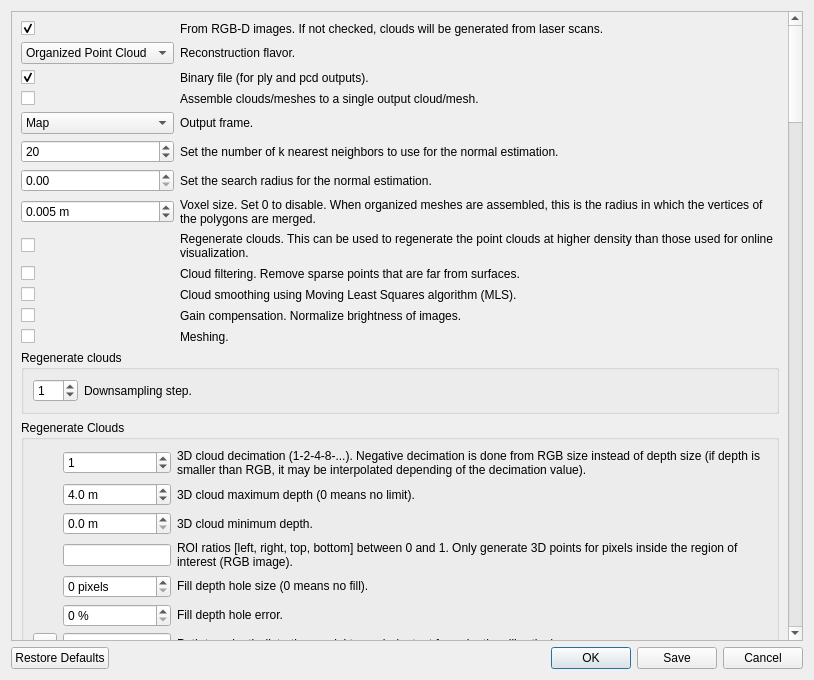
The window that guilib/src/ui/exportCloudsDialog.ui (introlab/rtabmap) describes before a commit, drawn with Qt 5.
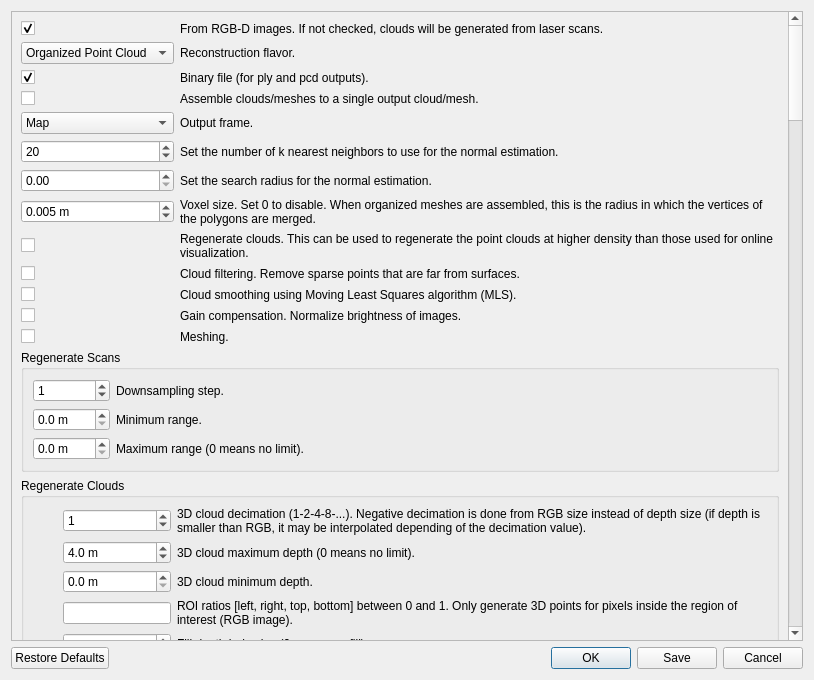
The same window after the commit.

Commit message: Export: exporting with intensity for laser scans

Diff of the .ui file:
```diff
--- a/guilib/src/ui/exportCloudsDialog.ui
+++ b/guilib/src/ui/exportCloudsDialog.ui
@@ -23,9 +23,9 @@
       <property name="geometry">
        <rect>
         <x>0</x>
-        <y>-1112</y>
-        <width>773</width>
-        <height>4339</height>
+        <y>0</y>
+        <width>780</width>
+        <height>4775</height>
        </rect>
       </property>
       <layout class="QVBoxLayout" name="verticalLayout_13">
@@ -299,7 +299,7 @@
        <item>
         <widget class="QGroupBox" name="groupBox_regenerateScans">
          <property name="title">
-          <string>Regenerate clouds</string>
+          <string>Regenerate Scans</string>
          </property>
          <layout class="QGridLayout" name="gridLayout_18" columnstretch="0,1">
           <item row="0" column="0">
@@ -325,6 +325,64 @@
             </property>
            </widget>
           </item>
+          <item row="1" column="1">
+           <widget class="QLabel" name="label_138">
+            <property name="text">
+             <string>Minimum range.</string>
+            </property>
+            <property name="wordWrap">
+             <bool>true</bool>
+            </property>
+           </widget>
+          </item>
+          <item row="1" column="0">
+           <widget class="QDoubleSpinBox" name="doubleSpinBox_rangeMin">
+            <property name="suffix">
+             <string> m</string>
+            </property>
+            <property name="decimals">
+             <number>1</number>
+            </property>
+            <property name="maximum">
+             <double>100.000000000000000</double>
+            </property>
+            <property name="singleStep">
+             <double>0.100000000000000</double>
+            </property>
+            <property name="value">
+             <double>0.000000000000000</double>
+            </property>
+           </widget>
+          </item>
+          <item row="2" column="0">
+           <widget class="QDoubleSpinBox" name="doubleSpinBox_rangeMax">
+            <property name="suffix">
+             <string> m</string>
+            </property>
+            <property name="decimals">
+             <number>1</number>
+            </property>
+            <property name="maximum">
+             <double>1000.000000000000000</double>
+            </property>
+            <property name="singleStep">
+             <double>0.100000000000000</double>
+            </property>
+            <property name="value">
+             <double>0.000000000000000</double>
+            </property>
+           </widget>
+          </item>
+          <item row="2" column="1">
+           <widget class="QLabel" name="label_139">
+            <property name="text">
+             <string>Maximum range (0 means no limit).</string>
+            </property>
+            <property name="wordWrap">
+             <bool>true</bool>
+            </property>
+           </widget>
+          </item>
          </layout>
         </widget>
        </item>
```
The commit also changes 5 other files.
